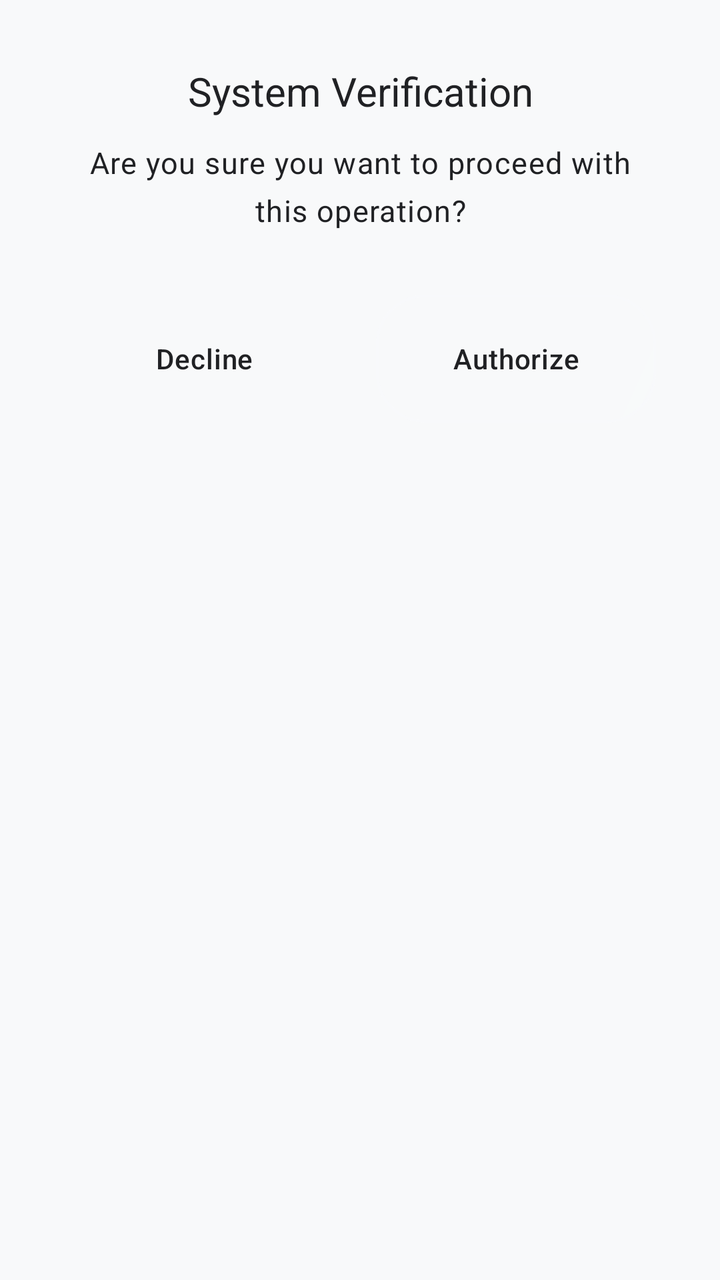
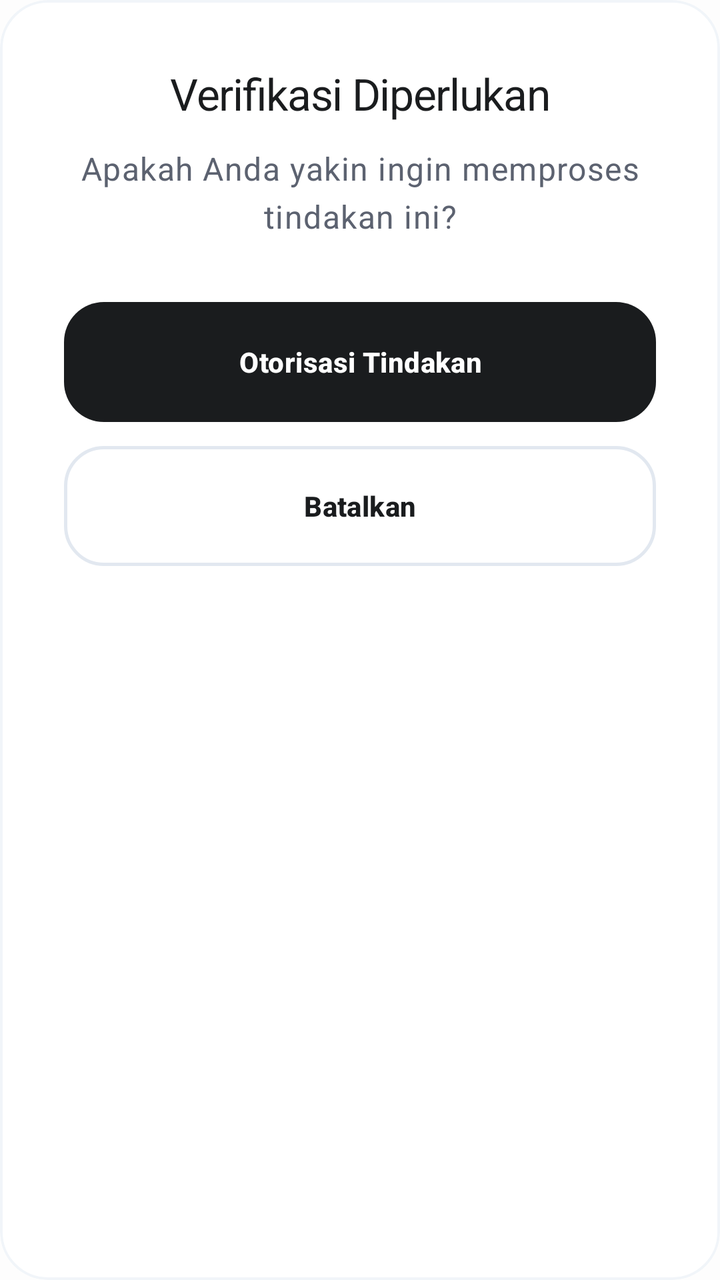

Before-and-after screenshots of an Android layout around one commit, followed by the original layout XML and the change that was made.
<!-- AndroidManifest.xml: application theme Theme.KasirAPP -->
<!-- res/layout/dialog_confirm.xml -->
<?xml version="1.0" encoding="utf-8"?>
<com.google.android.material.card.MaterialCardView
    xmlns:android="http://schemas.android.com/apk/res/android"
    xmlns:app="http://schemas.android.com/apk/res-auto"
    style="@style/Widget.App.Card"
    android:layout_width="match_parent"
    android:layout_height="wrap_content"
    app:cardCornerRadius="32dp"
    app:cardElevation="0dp">

    <LinearLayout
        android:layout_width="match_parent"
        android:layout_height="wrap_content"
        android:orientation="vertical"
        android:padding="32dp"
        android:gravity="center">

        <TextView
            android:id="@+id/tvTitle"
            style="@style/TextAppearance.Future.TitleLarge"
            android:layout_width="wrap_content"
            android:layout_height="wrap_content"
            android:text="System Verification"
            android:textAlignment="center"
            android:textColor="?attr/colorOnSurface" />

        <TextView
            android:id="@+id/tvMessage"
            style="@style/TextAppearance.Future.BodyLarge"
            android:layout_width="match_parent"
            android:layout_height="wrap_content"
            android:layout_marginTop="12dp"
            android:text="Are you sure you want to proceed with this operation?"
            android:textAlignment="center"
            android:textColor="?attr/colorOnSurfaceVariant" />

        <LinearLayout
            android:layout_width="match_parent"
            android:layout_height="wrap_content"
            android:orientation="horizontal"
            android:layout_marginTop="32dp">

            <com.google.android.material.button.MaterialButton
                android:id="@+id/btnCancel"
                style="@style/Widget.Material3.Button.TextButton"
                android:layout_width="0dp"
                android:layout_height="64dp"
                android:layout_weight="1"
                android:layout_marginEnd="8dp"
                android:text="Decline"
                android:textAllCaps="false"
                android:textAppearance="@style/TextAppearance.Future.LabelLarge"
                android:textColor="?attr/colorOnSurfaceVariant" />

            <com.google.android.material.button.MaterialButton
                android:id="@+id/btnConfirm"
                style="@style/Widget.App.Button"
                android:layout_width="0dp"
                android:layout_height="64dp"
                android:layout_weight="1"
                android:layout_marginStart="8dp"
                android:text="Authorize"
                android:textAllCaps="false"
                android:textAppearance="@style/TextAppearance.Future.LabelLarge"
                android:textColor="?attr/colorOnSurface"
                app:cornerRadius="20dp" />

        </LinearLayout>

    </LinearLayout>
</com.google.android.material.card.MaterialCardView>
<!-- resources referenced by this layout -->
<resources>
  <style name="TextAppearance.Future.BodyLarge" parent="TextAppearance.Premium.BodyLarge" />
  <style name="TextAppearance.Future.LabelLarge" parent="TextAppearance.Premium.LabelLarge" />
  <style name="TextAppearance.Future.TitleLarge" parent="TextAppearance.Premium.TitleLarge" />
  <style name="Widget.App.Button" parent="Widget.Material3.Button.TonalButton">
          <item name="cornerRadius">16dp</item>
          <item name="android:background">@drawable/bg_liquid_glass</item>
          <item name="android:insetTop">0dp</item>
          <item name="android:insetBottom">0dp</item>
          <item name="android:textColor">?attr/colorOnSurface</item>
      </style>
  <style name="Widget.App.Card" parent="Widget.Material3.CardView.Filled">
          <item name="cardCornerRadius">24dp</item>
          <item name="cardElevation">0dp</item>
          <item name="strokeWidth">0dp</item>
          <item name="android:background">@drawable/bg_liquid_glass</item>
          <item name="cardBackgroundColor">@android:color/transparent</item>
      </style>
  <style name="TextAppearance.Premium.BodyLarge" parent="TextAppearance.Material3.BodyLarge">
          <item name="android:textSize">15sp</item>
          <item name="android:fontFamily">sans-serif</item>
          <item name="android:lineSpacingExtra">3dp</item>
          <item name="android:textColor">?attr/colorOnSurfaceVariant</item>
      </style>
  <style name="TextAppearance.Premium.LabelLarge" parent="TextAppearance.Material3.LabelLarge">
          <item name="android:textSize">14sp</item>
          <item name="android:fontFamily">sans-serif-medium</item>
          <item name="android:letterSpacing">0.02</item>
          <item name="android:textColor">?attr/colorSecondary</item>
      </style>
  <style name="TextAppearance.Premium.TitleLarge" parent="TextAppearance.Material3.TitleLarge">
          <item name="android:textSize">20sp</item>
          <item name="android:fontFamily">sans-serif-medium</item>
          <item name="android:textColor">?attr/colorOnSurface</item>
      </style>
  <!-- drawable bg_liquid_glass (drawable) -->
  <?xml version="1.0" encoding="utf-8"?>
  <layer-list xmlns:android="http://schemas.android.com/apk/res/android">
      
      <item>
          <shape android:shape="rectangle">
              <solid android:color="#0D000000" />
              <corners android:radius="24dp" />
          </shape>
      </item>
  
      
      <item android:bottom="1dp" android:left="1dp" android:right="1dp" android:top="1dp">
          <shape android:shape="rectangle">
              <gradient
                  android:angle="135"
                  android:startColor="#26FFFFFF"
                  android:endColor="#0DFFFFFF"
                  android:type="linear" />
              <corners android:radius="24dp" />
          </shape>
      </item>
  
      
      <item>
          <shape android:shape="rectangle">
              <gradient
                  android:centerX="80%"
                  android:centerY="20%"
                  android:gradientRadius="120dp"
                  android:startColor="#1AFFFFFF"
                  android:endColor="@android:color/transparent"
                  android:type="radial" />
              <corners android:radius="24dp" />
          </shape>
      </item>
  
      
      <item>
          <shape android:shape="rectangle">
              <gradient
                  android:centerX="20%"
                  android:centerY="80%"
                  android:gradientRadius="150dp"
                  android:startColor="#0D000000"
                  android:endColor="@android:color/transparent"
                  android:type="radial" />
              <corners android:radius="24dp" />
          </shape>
      </item>
  
      
      <item>
          <shape android:shape="rectangle">
              <solid android:color="@android:color/transparent" />
              <corners android:radius="24dp" />
              <stroke
                  android:width="1.2dp"
                  android:color="#26FFFFFF" />
          </shape>
      </item>
  </layer-list>
  <style name="Base.Theme.KasirAPP" parent="Theme.Material3.Light.NoActionBar">
          
          <item name="colorPrimary">@color/primary</item>
          <item name="colorOnPrimary">@color/on_primary</item>
          <item name="colorPrimaryContainer">@color/primary_container</item>
          <item name="colorOnPrimaryContainer">@color/on_primary_container</item>
  
          <item name="colorSecondary">@color/secondary</item>
          <item name="colorOnSecondary">@color/on_secondary</item>
          <item name="colorSecondaryContainer">@color/secondary_container</item>
          <item name="colorOnSecondaryContainer">@color/on_secondary_container</item>
  
          <item name="android:windowBackground">@color/background</item>
          <item name="colorSurface">@color/surface</item>
          <item name="colorOnSurface">@color/on_surface</item>
          <item name="colorSurfaceVariant">@color/surface_variant</item>
          <item name="colorOnSurfaceVariant">@color/on_surface_variant</item>
          <item name="colorOutline">@color/outline</item>
  
          
          <item name="android:statusBarColor">@android:color/transparent</item>
          <item name="android:windowLightStatusBar">true</item>
          <item name="android:navigationBarColor">@android:color/transparent</item>
          <item name="android:windowLightNavigationBar" tools:targetApi="27">true</item>
  
          
          <item name="materialCardViewStyle">@style/Widget.App.Card</item>
          <item name="materialButtonStyle">@style/Widget.App.Button</item>
          <item name="textInputStyle">@style/Widget.App.TextInputLayout</item>
  
          
          <item name="textAppearanceHeadlineLarge">@style/TextAppearance.Premium.HeadlineLarge</item>
          <item name="textAppearanceTitleLarge">@style/TextAppearance.Premium.TitleLarge</item>
          <item name="textAppearanceBodyLarge">@style/TextAppearance.Premium.BodyLarge</item>
          <item name="textAppearanceLabelLarge">@style/TextAppearance.Premium.LabelLarge</item>
      </style>
  <color name="primary">#202124</color>
  <color name="primary_container">#F5F6FA</color>
  <color name="on_primary_container">#202124</color>
  <color name="secondary">#625B71</color>
  <color name="secondary_container">#F8F9FA</color>
  <color name="on_secondary_container">#202124</color>
  <color name="background">#F8F9FA</color>
  <color name="on_surface">#202124</color>
  <color name="surface_variant">#EDEDF5</color>
  <color name="on_surface_variant">#202124</color>
  <color name="outline">#CCCCCC</color>
  <style name="Widget.App.TextInputLayout" parent="Widget.Material3.TextInputLayout.OutlinedBox">
          <item name="boxCornerRadiusTopStart">16dp</item>
          <item name="boxCornerRadiusTopEnd">16dp</item>
          <item name="boxCornerRadiusBottomStart">16dp</item>
          <item name="boxCornerRadiusBottomEnd">16dp</item>
          <item name="boxStrokeColor">?attr/colorOutline</item>
          <item name="boxStrokeWidth">1.2dp</item>
          <item name="boxStrokeWidthFocused">2dp</item>
          <item name="android:textColorHint">?attr/colorOnSurfaceVariant</item>
      </style>
  <style name="TextAppearance.Premium.HeadlineLarge" parent="TextAppearance.Material3.HeadlineLarge">
          <item name="android:textSize">28sp</item>
          <item name="android:fontFamily">sans-serif-medium</item>
          <item name="android:letterSpacing">-0.02</item>
          <item name="android:textColor">?attr/colorOnSurface</item>
      </style>
  <!-- unchanged entries left out for length: 4 -->
</resources>

<!-- the commit's change to res/layout/dialog_confirm.xml (unified diff, before → after) -->
@@ -2,11 +2,9 @@
 <com.google.android.material.card.MaterialCardView
     xmlns:android="http://schemas.android.com/apk/res/android"
     xmlns:app="http://schemas.android.com/apk/res-auto"
-    style="@style/Widget.App.Card"
+    style="@style/Widget.App.Card.Solid"
     android:layout_width="match_parent"
-    android:layout_height="wrap_content"
-    app:cardCornerRadius="32dp"
-    app:cardElevation="0dp">
+    android:layout_height="wrap_content">
 
     <LinearLayout
         android:layout_width="match_parent"
@@ -17,53 +15,42 @@
 
         <TextView
             android:id="@+id/tvTitle"
-            style="@style/TextAppearance.Future.TitleLarge"
+            style="@style/TextAppearance.App.TitleLarge"
             android:layout_width="wrap_content"
             android:layout_height="wrap_content"
-            android:text="System Verification"
-            android:textAlignment="center"
-            android:textColor="?attr/colorOnSurface" />
+            android:text="@string/dialog_verify"
+            android:textAlignment="center" />
 
         <TextView
             android:id="@+id/tvMessage"
-            style="@style/TextAppearance.Future.BodyLarge"
+            style="@style/TextAppearance.App.BodyLarge"
             android:layout_width="match_parent"
             android:layout_height="wrap_content"
             android:layout_marginTop="12dp"
-            android:text="Are you sure you want to proceed with this operation?"
-            android:textAlignment="center"
-            android:textColor="?attr/colorOnSurfaceVariant" />
+            android:text="@string/dialog_confirm_msg"
+            android:textAlignment="center" />
 
         <LinearLayout
             android:layout_width="match_parent"
             android:layout_height="wrap_content"
-            android:orientation="horizontal"
+            android:orientation="vertical"
             android:layout_marginTop="32dp">
 
             <com.google.android.material.button.MaterialButton
-                android:id="@+id/btnCancel"
-                style="@style/Widget.Material3.Button.TextButton"
-                android:layout_width="0dp"
-                android:layout_height="64dp"
-                android:layout_weight="1"
-                android:layout_marginEnd="8dp"
-                android:text="Decline"
-                android:textAllCaps="false"
-                android:textAppearance="@style/TextAppearance.Future.LabelLarge"
-                android:textColor="?attr/colorOnSurfaceVariant" />
+                android:id="@+id/btnConfirm"
+                style="@style/Widget.App.Button.Primary"
+                android:layout_width="match_parent"
+                android:layout_height="60dp"
+                android:text="@string/dialog_authorize" />
 
             <com.google.android.material.button.MaterialButton
-                android:id="@+id/btnConfirm"
-                style="@style/Widget.App.Button"
-                android:layout_width="0dp"
-                android:layout_height="64dp"
-                android:layout_weight="1"
-                android:layout_marginStart="8dp"
-                android:text="Authorize"
-                android:textAllCaps="false"
-                android:textAppearance="@style/TextAppearance.Future.LabelLarge"
-                android:textColor="?attr/colorOnSurface"
-                app:cornerRadius="20dp" />
+                android:id="@+id/btnCancel"
+                style="@style/Widget.App.Button.Secondary"
+                android:layout_width="match_parent"
+                android:layout_height="60dp"
+                android:layout_marginTop="12dp"
+                android:text="@string/dialog_decline"
+                app:strokeColor="@color/gray_light" />
 
         </LinearLayout>
 
<!-- resource entries referenced after the edit -->
@@ -1,38 +1,69 @@
 <!-- resources referenced by this layout -->
 <resources>
-  <style name="TextAppearance.Future.BodyLarge" parent="TextAppearance.Premium.BodyLarge" />
-  <style name="TextAppearance.Future.LabelLarge" parent="TextAppearance.Premium.LabelLarge" />
-  <style name="TextAppearance.Future.TitleLarge" parent="TextAppearance.Premium.TitleLarge" />
-  <style name="Widget.App.Button" parent="Widget.Material3.Button.TonalButton">
-          <item name="cornerRadius">16dp</item>
-          <item name="android:background">@drawable/bg_liquid_glass</item>
+  <color name="gray_light">#E2E8F0</color>
+  <string name="dialog_authorize">Otorisasi Tindakan</string>
+  <string name="dialog_confirm_msg">Apakah Anda yakin ingin memproses tindakan ini?</string>
+  <string name="dialog_decline">Batalkan</string>
+  <string name="dialog_verify">Verifikasi Diperlukan</string>
+  <style name="TextAppearance.App.BodyLarge" parent="TextAppearance.Material3.BodyLarge">
+          <item name="android:textSize">16sp</item>
+          <item name="android:fontFamily">sans-serif</item>
+          <item name="android:lineSpacingExtra">4dp</item>
+          <item name="android:textColor">@color/secondary</item>
+      </style>
+  <style name="TextAppearance.App.TitleLarge" parent="TextAppearance.Material3.TitleLarge">
+          <item name="android:textSize">22sp</item>
+          <item name="android:fontFamily">sans-serif-medium</item>
+          <item name="android:letterSpacing">-0.02</item>
+          <item name="android:textColor">@color/primary</item>
+      </style>
+  <style name="Widget.App.Button.Primary" parent="Widget.App.Button">
+          <item name="backgroundTint">@color/primary</item>
+          <item name="android:textColor">@color/white</item>
+          <item name="rippleColor">#33FFFFFF</item>
+      </style>
+  <style name="Widget.App.Button.Secondary" parent="Widget.Material3.Button.OutlinedButton">
+          <item name="cornerRadius">20dp</item>
           <item name="android:insetTop">0dp</item>
           <item name="android:insetBottom">0dp</item>
-          <item name="android:textColor">?attr/colorOnSurface</item>
+          <item name="android:minHeight">60dp</item>
+          <item name="android:textAllCaps">false</item>
+          <item name="android:textStyle">bold</item>
+          <item name="strokeColor">@color/outline</item>
+          <item name="strokeWidth">1.5dp</item>
+          <item name="android:textColor">@color/primary</item>
       </style>
-  <style name="Widget.App.Card" parent="Widget.Material3.CardView.Filled">
+  <style name="Widget.App.Card.Solid" parent="Widget.Material3.CardView.Filled">
           <item name="cardCornerRadius">24dp</item>
           <item name="cardElevation">0dp</item>
-          <item name="strokeWidth">0dp</item>
+          <item name="cardBackgroundColor">@color/surface</item>
+          <item name="strokeColor">@color/outline_variant</item>
+          <item name="strokeWidth">1.2dp</item>
+          <item name="android:clickable">true</item>
+          <item name="android:focusable">true</item>
+          <item name="android:foreground">?attr/selectableItemBackground</item>
+      </style>
+  <style name="Widget.App.Button" parent="Widget.Material3.Button">
+          <item name="cornerRadius">20dp</item>
+          <item name="android:insetTop">0dp</item>
+          <item name="android:insetBottom">0dp</item>
+          <item name="android:textAllCaps">false</item>
+          <item name="android:textStyle">bold</item>
+          <item name="android:letterSpacing">0.01</item>
+          <item name="android:minHeight">60dp</item>
+      </style>
+  <color name="white">#FFFFFF</color>
+  <style name="Widget.App.Card" parent="Widget.Material3.CardView.Filled">
+          <item name="cardCornerRadius">28dp</item>
+          <item name="cardElevation">0dp</item>
+          <item name="strokeWidth">1dp</item>
+          <item name="strokeColor">@color/outline</item>
           <item name="android:background">@drawable/bg_liquid_glass</item>
           <item name="cardBackgroundColor">@android:color/transparent</item>
-      </style>
-  <style name="TextAppearance.Premium.BodyLarge" parent="TextAppearance.Material3.BodyLarge">
-          <item name="android:textSize">15sp</item>
-          <item name="android:fontFamily">sans-serif</item>
-          <item name="android:lineSpacingExtra">3dp</item>
-          <item name="android:textColor">?attr/colorOnSurfaceVariant</item>
-      </style>
-  <style name="TextAppearance.Premium.LabelLarge" parent="TextAppearance.Material3.LabelLarge">
-          <item name="android:textSize">14sp</item>
-          <item name="android:fontFamily">sans-serif-medium</item>
-          <item name="android:letterSpacing">0.02</item>
-          <item name="android:textColor">?attr/colorSecondary</item>
-      </style>
-  <style name="TextAppearance.Premium.TitleLarge" parent="TextAppearance.Material3.TitleLarge">
-          <item name="android:textSize">20sp</item>
-          <item name="android:fontFamily">sans-serif-medium</item>
-          <item name="android:textColor">?attr/colorOnSurface</item>
+          <item name="android:clickable">true</item>
+          <item name="android:focusable">true</item>
+          <item name="android:foreground">?attr/selectableItemBackground</item>
+          <item name="rippleColor">#1A000000</item>
       </style>
   <!-- drawable bg_liquid_glass (drawable) -->
   <?xml version="1.0" encoding="utf-8"?>
@@ -40,48 +71,16 @@
       
       <item>
           <shape android:shape="rectangle">
-              <solid android:color="#0D000000" />
-              <corners android:radius="24dp" />
+              <solid android:color="#08000000" />
+              <corners android:radius="28dp" />
           </shape>
       </item>
   
       
-      <item android:bottom="1dp" android:left="1dp" android:right="1dp" android:top="1dp">
+      <item android:bottom="0.5dp" android:left="0.5dp" android:right="0.5dp" android:top="0.5dp">
           <shape android:shape="rectangle">
-              <gradient
-                  android:angle="135"
-                  android:startColor="#26FFFFFF"
-                  android:endColor="#0DFFFFFF"
-                  android:type="linear" />
-              <corners android:radius="24dp" />
-          </shape>
-      </item>
-  
-      
-      <item>
-          <shape android:shape="rectangle">
-              <gradient
-                  android:centerX="80%"
-                  android:centerY="20%"
-                  android:gradientRadius="120dp"
-                  android:startColor="#1AFFFFFF"
-                  android:endColor="@android:color/transparent"
-                  android:type="radial" />
-              <corners android:radius="24dp" />
-          </shape>
-      </item>
-  
-      
-      <item>
-          <shape android:shape="rectangle">
-              <gradient
-                  android:centerX="20%"
-                  android:centerY="80%"
-                  android:gradientRadius="150dp"
-                  android:startColor="#0D000000"
-                  android:endColor="@android:color/transparent"
-                  android:type="radial" />
-              <corners android:radius="24dp" />
+              <solid android:color="#FFFFFF" />
+              <corners android:radius="28dp" />
           </shape>
       </item>
   
@@ -89,10 +88,10 @@
       <item>
           <shape android:shape="rectangle">
               <solid android:color="@android:color/transparent" />
-              <corners android:radius="24dp" />
+              <corners android:radius="28dp" />
               <stroke
-                  android:width="1.2dp"
-                  android:color="#26FFFFFF" />
+                  android:width="1dp"
+                  android:color="#E2E8F0" />
           </shape>
       </item>
   </layer-list>
@@ -114,6 +113,7 @@
           <item name="colorSurfaceVariant">@color/surface_variant</item>
           <item name="colorOnSurfaceVariant">@color/on_surface_variant</item>
           <item name="colorOutline">@color/outline</item>
+          <item name="colorError">@color/error</item>
   
           
           <item name="android:statusBarColor">@android:color/transparent</item>
@@ -123,41 +123,50 @@
   
           
           <item name="materialCardViewStyle">@style/Widget.App.Card</item>
-          <item name="materialButtonStyle">@style/Widget.App.Button</item>
+          <item name="materialButtonStyle">@style/Widget.App.Button.Primary</item>
           <item name="textInputStyle">@style/Widget.App.TextInputLayout</item>
   
           
-          <item name="textAppearanceHeadlineLarge">@style/TextAppearance.Premium.HeadlineLarge</item>
-          <item name="textAppearanceTitleLarge">@style/TextAppearance.Premium.TitleLarge</item>
-          <item name="textAppearanceBodyLarge">@style/TextAppearance.Premium.BodyLarge</item>
-          <item name="textAppearanceLabelLarge">@style/TextAppearance.Premium.LabelLarge</item>
+          <item name="textAppearanceHeadlineLarge">@style/TextAppearance.App.HeadlineLarge</item>
+          <item name="textAppearanceTitleLarge">@style/TextAppearance.App.TitleLarge</item>
+          <item name="textAppearanceBodyLarge">@style/TextAppearance.App.BodyLarge</item>
+          <item name="textAppearanceLabelLarge">@style/TextAppearance.App.LabelLarge</item>
       </style>
-  <color name="primary">#202124</color>
-  <color name="primary_container">#F5F6FA</color>
-  <color name="on_primary_container">#202124</color>
-  <color name="secondary">#625B71</color>
-  <color name="secondary_container">#F8F9FA</color>
-  <color name="on_secondary_container">#202124</color>
-  <color name="background">#F8F9FA</color>
-  <color name="on_surface">#202124</color>
-  <color name="surface_variant">#EDEDF5</color>
-  <color name="on_surface_variant">#202124</color>
-  <color name="outline">#CCCCCC</color>
+  <color name="primary">#1A1C1E</color>
+  <color name="primary_container">#F1F3F7</color>
+  <color name="on_primary_container">#1A1C1E</color>
+  <color name="secondary">#5C6270</color>
+  <color name="secondary_container">#F8F9FB</color>
+  <color name="on_secondary_container">#1A1C1E</color>
+  <color name="background">#FDFDFD</color>
+  <color name="on_surface">#1A1C1E</color>
+  <color name="surface_variant">#F5F7FA</color>
+  <color name="on_surface_variant">#5C6270</color>
+  <color name="error">#DC2626</color>
+  <color name="outline">#E2E8F0</color>
+  <color name="outline_variant">#F1F5F9</color>
   <style name="Widget.App.TextInputLayout" parent="Widget.Material3.TextInputLayout.OutlinedBox">
-          <item name="boxCornerRadiusTopStart">16dp</item>
-          <item name="boxCornerRadiusTopEnd">16dp</item>
-          <item name="boxCornerRadiusBottomStart">16dp</item>
-          <item name="boxCornerRadiusBottomEnd">16dp</item>
-          <item name="boxStrokeColor">?attr/colorOutline</item>
+          <item name="boxCornerRadiusTopStart">18dp</item>
+          <item name="boxCornerRadiusTopEnd">18dp</item>
+          <item name="boxCornerRadiusBottomStart">18dp</item>
+          <item name="boxCornerRadiusBottomEnd">18dp</item>
+          <item name="boxStrokeColor">@color/outline</item>
           <item name="boxStrokeWidth">1.2dp</item>
           <item name="boxStrokeWidthFocused">2dp</item>
-          <item name="android:textColorHint">?attr/colorOnSurfaceVariant</item>
+          <item name="android:textColorHint">@color/secondary</item>
+          <item name="hintTextColor">@color/primary</item>
       </style>
-  <style name="TextAppearance.Premium.HeadlineLarge" parent="TextAppearance.Material3.HeadlineLarge">
-          <item name="android:textSize">28sp</item>
+  <style name="TextAppearance.App.HeadlineLarge" parent="TextAppearance.Material3.HeadlineLarge">
+          <item name="android:textSize">32sp</item>
+          <item name="android:fontFamily">sans-serif-black</item>
+          <item name="android:letterSpacing">-0.04</item>
+          <item name="android:textColor">@color/primary</item>
+      </style>
+  <style name="TextAppearance.App.LabelLarge" parent="TextAppearance.Material3.LabelLarge">
+          <item name="android:textSize">14sp</item>
           <item name="android:fontFamily">sans-serif-medium</item>
-          <item name="android:letterSpacing">-0.02</item>
-          <item name="android:textColor">?attr/colorOnSurface</item>
+          <item name="android:letterSpacing">0.05</item>
+          <item name="android:textColor">@color/secondary</item>
       </style>
   <!-- unchanged entries left out for length: 4 -->
 </resources>
